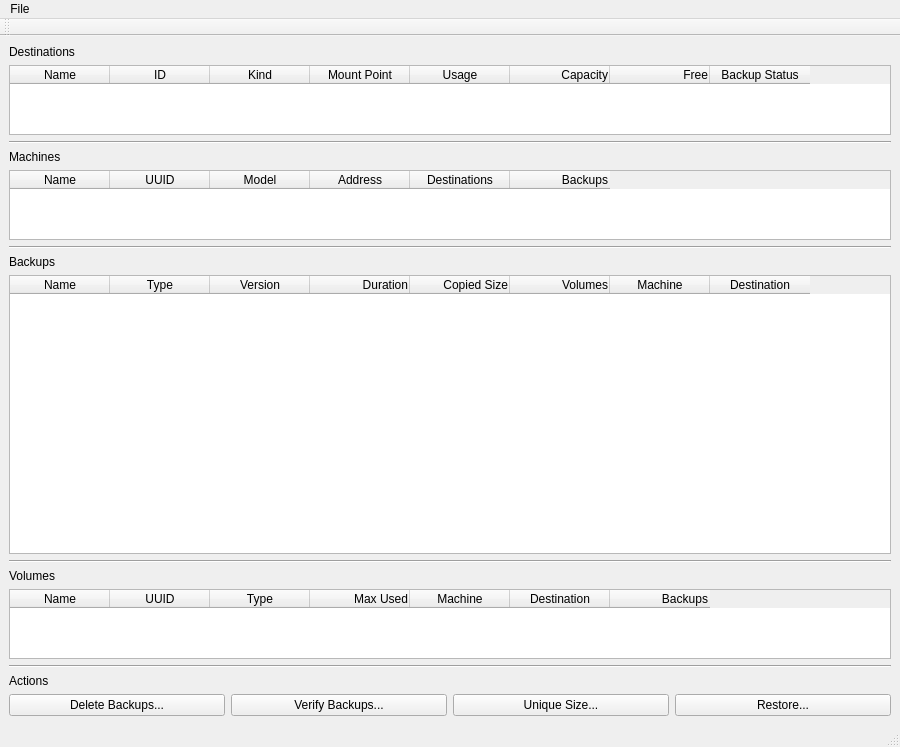
Old version of the form mainwindow.ui in the repository louis-langholtz/time-machine-helper.
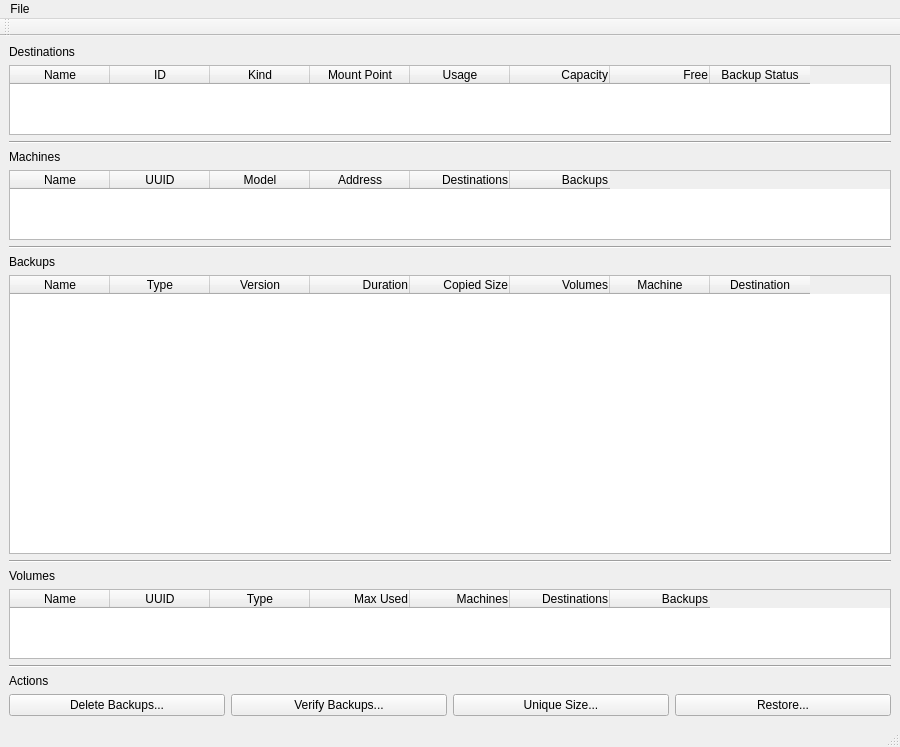
New version of the form. Custom widgets are drawn as their Qt base class.

What changed in the file:
```diff
--- a/mainwindow.ui
+++ b/mainwindow.ui
@@ -175,7 +175,10 @@
           <string>Destinations</string>
          </property>
          <property name="toolTip">
-          <string>IDs of destinations where backups for the machine can be found.</string>
+          <string>Number of destinations where backups for the machine can be found.</string>
+         </property>
+         <property name="textAlignment">
+          <set>AlignTrailing|AlignVCenter</set>
          </property>
         </column>
         <column>
@@ -347,12 +350,18 @@
         </column>
         <column>
          <property name="text">
-          <string>Machine</string>
+          <string>Machines</string>
+         </property>
+         <property name="textAlignment">
+          <set>AlignTrailing|AlignVCenter</set>
          </property>
         </column>
         <column>
          <property name="text">
-          <string>Destination</string>
+          <string>Destinations</string>
+         </property>
+         <property name="textAlignment">
+          <set>AlignTrailing|AlignVCenter</set>
          </property>
         </column>
         <column>
```
